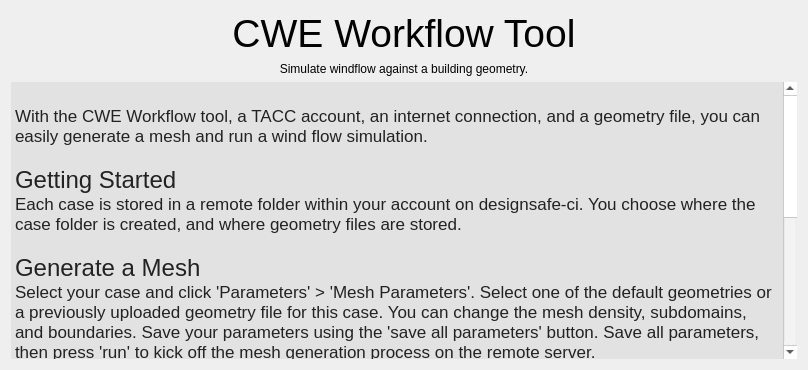
Before: the Qt Designer form cwe_guiWidgets/cwe_welcome_screen.ui in NHERI-SimCenter/CWE-Simulation-Tool, drawn with Qt 5.
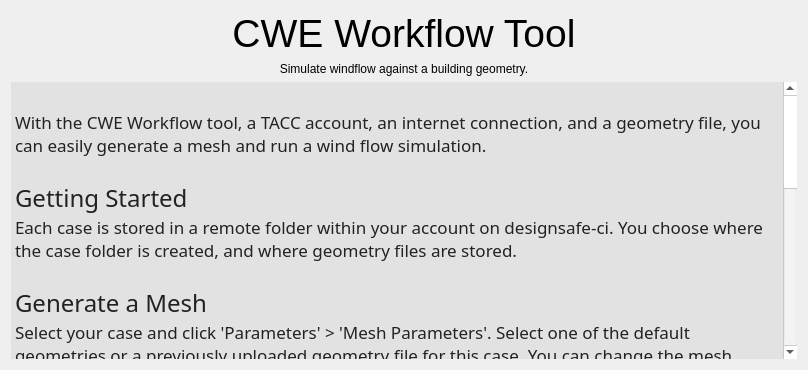
After: the same form once the commit is applied.

Commit message: Updating font size for help browser. (WINDOWS)

What changed in the file:
```diff
--- a/cwe_guiWidgets/cwe_welcome_screen.ui
+++ b/cwe_guiWidgets/cwe_welcome_screen.ui
@@ -55,7 +55,7 @@
    <enum>QFrame::Plain</enum>
   </property>
   <property name="lineWidth">
-   <number>0</number>
+   <number>-2</number>
   </property>
   <layout class="QVBoxLayout" name="verticalLayout">
    <item>
@@ -509,17 +509,25 @@
        </disabled>
       </palette>
      </property>
+     <property name="font">
+      <font>
+       <family>8514oem</family>
+      </font>
+     </property>
      <property name="frameShape">
-      <enum>QFrame::NoFrame</enum>
+      <enum>QFrame::Panel</enum>
      </property>
      <property name="frameShadow">
       <enum>QFrame::Plain</enum>
      </property>
+     <property name="lineWidth">
+      <number>0</number>
+     </property>
      <property name="html">
       <string>&lt;!DOCTYPE HTML PUBLIC &quot;-//W3C//DTD HTML 4.0//EN&quot; &quot;http://www.w3.org/TR/REC-html40/strict.dtd&quot;&gt;
 &lt;html&gt;&lt;head&gt;&lt;meta name=&quot;qrichtext&quot; content=&quot;1&quot; /&gt;&lt;style type=&quot;text/css&quot;&gt;
 p, li { white-space: pre-wrap; }
-&lt;/style&gt;&lt;/head&gt;&lt;body style=&quot; font-family:'Ubuntu'; font-size:12pt; font-weight:400; font-style:normal;&quot; bgcolor=&quot;#e2e2e2&quot;&gt;
+&lt;/style&gt;&lt;/head&gt;&lt;body style=&quot; font-family:'8514oem'; font-size:7.875pt; font-weight:400; font-style:normal;&quot; bgcolor=&quot;#e2e2e2&quot;&gt;
 &lt;p style=&quot;-qt-paragraph-type:empty; margin-top:0px; margin-bottom:0px; margin-left:0px; margin-right:0px; -qt-block-indent:0; text-indent:0px; font-family:'.SF NS Text'; font-size:13pt;&quot;&gt;&lt;br /&gt;&lt;/p&gt;
 &lt;p style=&quot; margin-top:0px; margin-bottom:0px; margin-left:0px; margin-right:0px; -qt-block-indent:0; text-indent:0px;&quot;&gt;&lt;span style=&quot; font-family:'arial,sans-serif'; font-size:13pt; color:#222222;&quot;&gt;With the CWE Workflow tool, a TACC account, an internet connection, and a geometry file, you can easily generate a mesh and run a wind flow simulation. &lt;/span&gt;&lt;/p&gt;
 &lt;p style=&quot;-qt-paragraph-type:empty; margin-top:0px; margin-bottom:0px; margin-left:0px; margin-right:0px; -qt-block-indent:0; text-indent:0px; font-family:'arial,sans-serif'; font-size:13pt; color:#222222;&quot;&gt;&lt;br /&gt;&lt;/p&gt;
```
Left out of the diff: 3 changed lines with no effect on the pictures. The commit also changes 2 other files.
